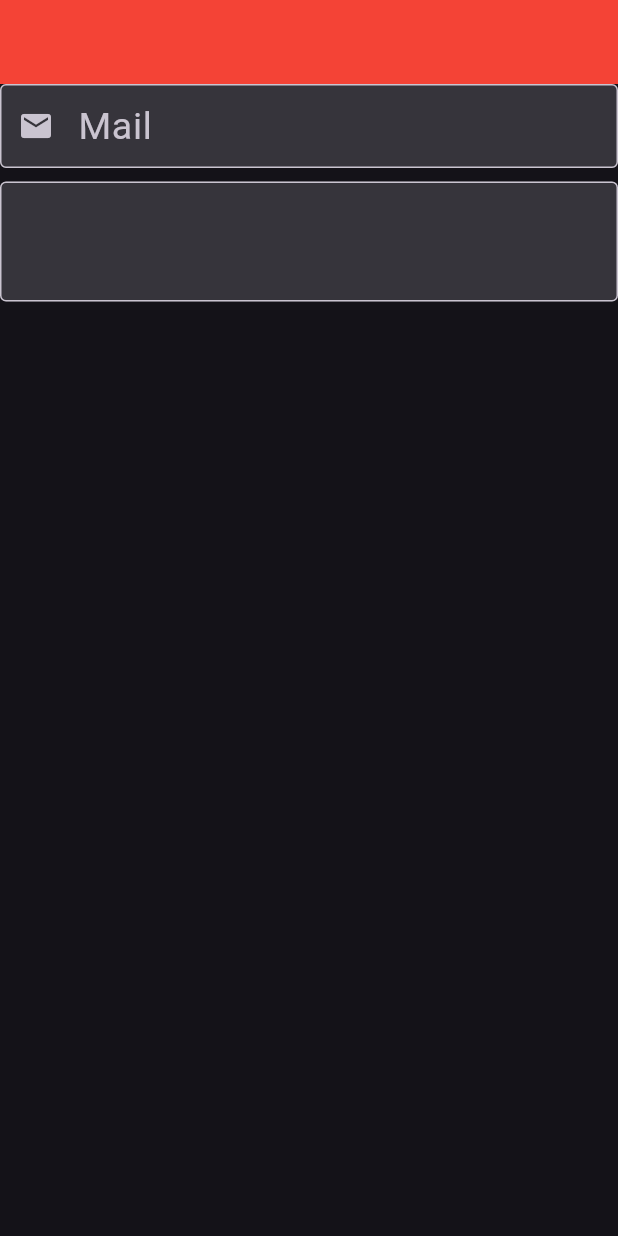
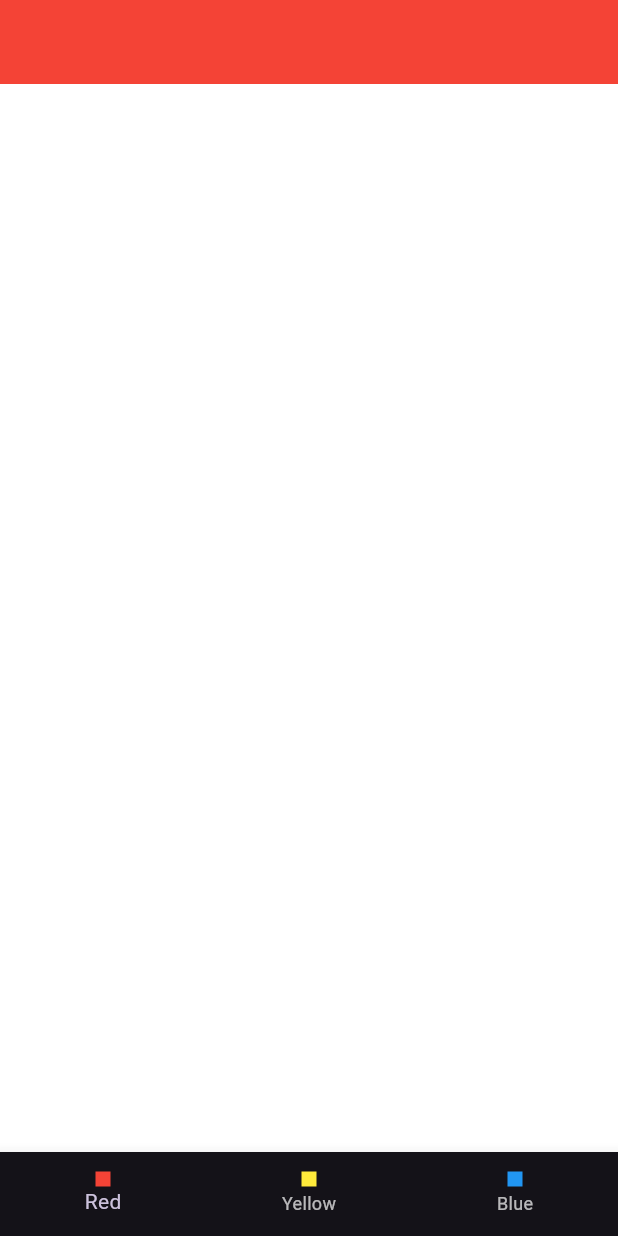
Before and after one commit to furkanayyildiz55/flutter_learn, a Flutter app: the screen it shows after launch, on a phone screen of 412 x 824 dp. Run offline on Flutter 3.47's test engine with Material 3 defaults, Android fonts, the phone set to English and light mode, and no system bars.

Commit message:
olor demos view learn

```diff
--- /dev/null
+++ b/lib/demos/color_demos_view.dart
@@ -0,0 +1,56 @@
+// Ekranda  buton ve basınca renk değişimi
+
+import 'package:flutter/material.dart';
+
+class ColorDemosView extends StatefulWidget {
+  const ColorDemosView({super.key});
+
+  @override
+  State<ColorDemosView> createState() => _ColorDemosViewState();
+}
+
+class _ColorDemosViewState extends State<ColorDemosView> {
+  Color? bacgroundColor = Colors.white;
+
+  void changeBacgroundColor(Color color) {
+    setState(() {
+      bacgroundColor = color;
+    });
+  }
+
+  @override
+  Widget build(BuildContext context) {
+    return Scaffold(
+      appBar: AppBar(),
+      backgroundColor: bacgroundColor,
+      bottomNavigationBar: BottomNavigationBar(onTap: _colorOnTap, items: [
+        _bottomNavItem(Colors.red, "Red"),
+        _bottomNavItem(Colors.yellow, "Yellow"),
+        _bottomNavItem(Colors.blue, "Blue"),
+      ]),
+    );
+  }
+
+  //! Metodlarda her zaman dönüş tipi ve parametre veri türü belirtilmelidir !!!
+  void _colorOnTap(int value) {
+    if (value == myBackroundColors.red.index) {
+      changeBacgroundColor(Colors.red);
+    } else if (value == myBackroundColors.yellow.index) {
+      changeBacgroundColor(Colors.yellow);
+    } else {
+      changeBacgroundColor(Colors.blue);
+    }
+  }
+
+  BottomNavigationBarItem _bottomNavItem(Color color, String label) {
+    return BottomNavigationBarItem(
+        icon: Container(
+          width: 10,
+          height: 10,
+          color: color,
+        ),
+        label: label);
+  }
+}
+
+enum myBackroundColors { red, yellow, blue }
--- a/lib/main.dart
+++ b/lib/main.dart
@@ -1,6 +1,6 @@
 import 'package:flutter/material.dart';
 import 'package:flutter/services.dart';
-import 'package:flutter_learn/101/text_field_learn.dart';
+import 'package:flutter_learn/demos/color_demos_view.dart';
 
 void main() {
   runApp(const MyApp());
@@ -31,7 +31,7 @@ class MyApp extends StatelessWidget {
               iconColor: Colors.amber,
               border: OutlineInputBorder()),
         ),
-        home: const TextFieldLearn());
+        home: const ColorDemosView());
   }
 }
 
```
